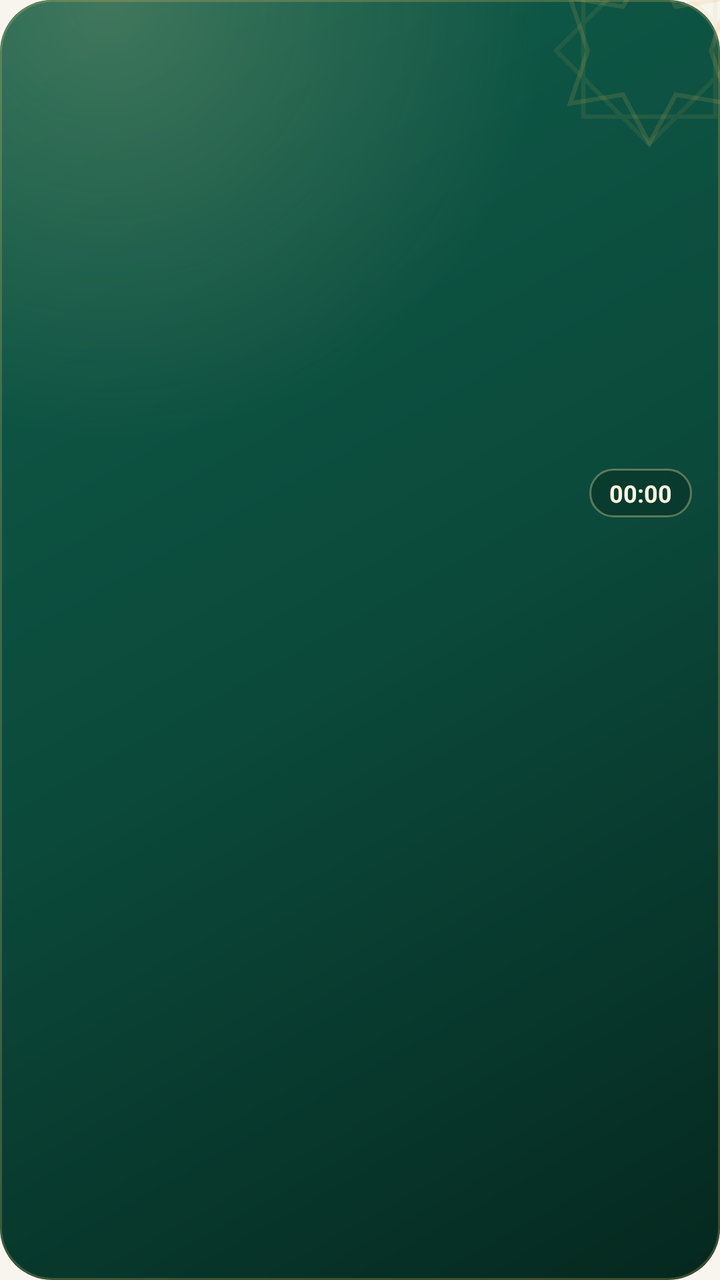
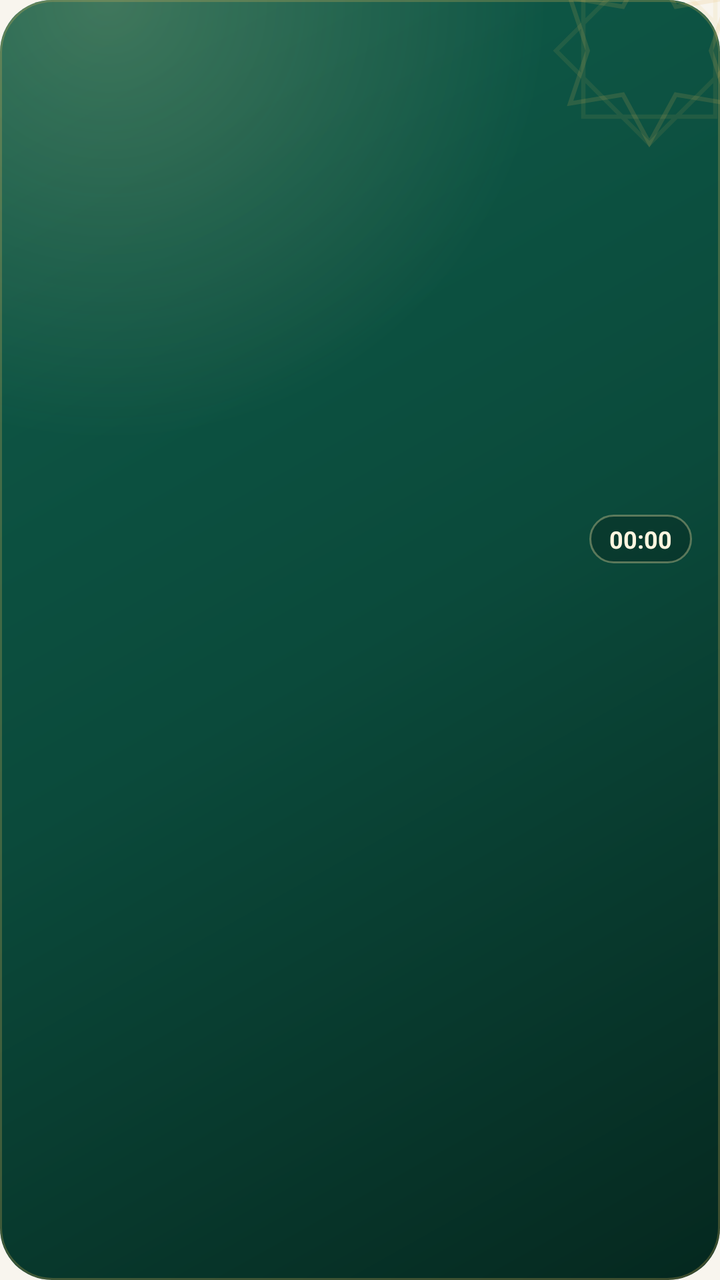

Two renders of the same Android screen: before a commit and after it. Below are the layout's source before the change and the commit's diff.
<!-- AndroidManifest.xml: application theme Theme.ZikrTime -->
<!-- res/layout/widget_today.xml -->
<?xml version="1.0" encoding="utf-8"?>
<FrameLayout xmlns:android="http://schemas.android.com/apk/res/android"
    android:id="@+id/widget_root"
    android:layout_width="match_parent"
    android:layout_height="match_parent"
    android:background="@drawable/widget_bg">

    <ImageView
        android:id="@+id/w_bg"
        android:layout_width="match_parent"
        android:layout_height="match_parent"
        android:importantForAccessibility="no"
        android:scaleType="fitXY" />

    <ImageView
        android:id="@+id/w_star"
        android:layout_width="110dp"
        android:layout_height="110dp"
        android:layout_gravity="end|top"
        android:layout_marginTop="-30dp"
        android:layout_marginEnd="-20dp"
        android:importantForAccessibility="no"
        android:src="@drawable/widget_star" />

    <LinearLayout
        android:layout_width="match_parent"
        android:layout_height="match_parent"
        android:gravity="center_vertical"
        android:orientation="vertical"
        android:padding="14dp">

        
        <LinearLayout
            android:id="@+id/w_head"
            android:layout_width="match_parent"
            android:layout_height="wrap_content"
            android:gravity="center_vertical"
            android:orientation="horizontal">

            <LinearLayout
                android:layout_width="0dp"
                android:layout_height="wrap_content"
                android:layout_weight="1"
                android:orientation="vertical">

                <TextView
                    android:id="@+id/w_title"
                    android:layout_width="match_parent"
                    android:layout_height="wrap_content"
                    android:ellipsize="end"
                    android:maxLines="1"
                    android:shadowColor="#66000000"
                    android:shadowDy="1"
                    android:shadowRadius="3"
                    android:textColor="#FFF6E0"
                    android:textSize="14sp"
                    android:textStyle="bold" />

                <TextView
                    android:id="@+id/w_subtitle"
                    android:layout_width="match_parent"
                    android:layout_height="wrap_content"
                    android:ellipsize="end"
                    android:maxLines="1"
                    android:textColor="#CCFFF6E0"
                    android:textSize="11sp" />
            </LinearLayout>

            <Chronometer
                android:id="@+id/w_countdown"
                android:layout_width="wrap_content"
                android:layout_height="wrap_content"
                android:background="@drawable/widget_chip"
                android:countDown="true"
                android:maxLines="1"
                android:paddingHorizontal="10dp"
                android:paddingVertical="4dp"
                android:textColor="#FFF6E0"
                android:textSize="12sp"
                android:textStyle="bold" />
        </LinearLayout>

        
        <ImageView
            android:id="@+id/w_arc"
            android:layout_width="match_parent"
            android:layout_height="58dp"
            android:layout_marginTop="2dp"
            android:importantForAccessibility="no"
            android:scaleType="fitXY" />

        <LinearLayout
            android:layout_width="match_parent"
            android:layout_height="wrap_content"
            android:orientation="horizontal">

        <LinearLayout
            android:id="@+id/w_col0"
            android:layout_width="0dp"
            android:layout_height="wrap_content"
            android:layout_weight="1"
            android:layout_marginHorizontal="2dp"
            android:gravity="center_horizontal"
            android:orientation="vertical"
            android:paddingVertical="6dp">

            <ImageView
                android:id="@+id/w_icon0"
                android:layout_width="18dp"
                android:layout_height="18dp"
                android:importantForAccessibility="no"
                android:tint="#E2B659" />

            <TextView
                android:id="@+id/w_name0"
                android:layout_width="wrap_content"
                android:layout_height="wrap_content"
                android:layout_marginTop="4dp"
                android:maxLines="1"
                android:ellipsize="end"
                android:textColor="#CCFFF6E0"
                android:textSize="11sp" />

            <TextView
                android:id="@+id/w_time0"
                android:layout_width="wrap_content"
                android:layout_height="wrap_content"
                android:maxLines="1"
                android:textColor="#FFF6E0"
                android:textSize="15sp"
                android:textStyle="bold" />

            <TextView
                android:id="@+id/w_mark0"
                android:layout_width="wrap_content"
                android:layout_height="wrap_content"
                android:maxLines="1"
                android:textColor="#FFE7A8"
                android:textSize="13sp"
                android:textStyle="bold" />
        </LinearLayout>
        <LinearLayout
            android:id="@+id/w_col1"
            android:layout_width="0dp"
            android:layout_height="wrap_content"
            android:layout_weight="1"
            android:layout_marginHorizontal="2dp"
            android:gravity="center_horizontal"
            android:orientation="vertical"
            android:paddingVertical="6dp">

            <ImageView
                android:id="@+id/w_icon1"
                android:layout_width="18dp"
                android:layout_height="18dp"
                android:importantForAccessibility="no"
                android:tint="#E2B659" />

            <TextView
                android:id="@+id/w_name1"
                android:layout_width="wrap_content"
                android:layout_height="wrap_content"
                android:layout_marginTop="4dp"
                android:maxLines="1"
                android:ellipsize="end"
                android:textColor="#CCFFF6E0"
                android:textSize="11sp" />

            <TextView
                android:id="@+id/w_time1"
                android:layout_width="wrap_content"
                android:layout_height="wrap_content"
                android:maxLines="1"
                android:textColor="#FFF6E0"
                android:textSize="15sp"
                android:textStyle="bold" />

            <TextView
                android:id="@+id/w_mark1"
                android:layout_width="wrap_content"
                android:layout_height="wrap_content"
                android:maxLines="1"
                android:textColor="#FFE7A8"
                android:textSize="13sp"
                android:textStyle="bold" />
        </LinearLayout>
        <LinearLayout
            android:id="@+id/w_col2"
            android:layout_width="0dp"
            android:layout_height="wrap_content"
            android:layout_weight="1"
            android:layout_marginHorizontal="2dp"
            android:gravity="center_horizontal"
            android:orientation="vertical"
            android:paddingVertical="6dp">

            <ImageView
                android:id="@+id/w_icon2"
                android:layout_width="18dp"
                android:layout_height="18dp"
                android:importantForAccessibility="no"
                android:tint="#E2B659" />

            <TextView
                android:id="@+id/w_name2"
                android:layout_width="wrap_content"
                android:layout_height="wrap_content"
                android:layout_marginTop="4dp"
                android:maxLines="1"
                android:ellipsize="end"
                android:textColor="#CCFFF6E0"
                android:textSize="11sp" />

            <TextView
                android:id="@+id/w_time2"
                android:layout_width="wrap_content"
                android:layout_height="wrap_content"
                android:maxLines="1"
                android:textColor="#FFF6E0"
                android:textSize="15sp"
                android:textStyle="bold" />

            <TextView
                android:id="@+id/w_mark2"
                android:layout_width="wrap_content"
                android:layout_height="wrap_content"
                android:maxLines="1"
                android:textColor="#FFE7A8"
                android:textSize="13sp"
                android:textStyle="bold" />
        </LinearLayout>
        <LinearLayout
            android:id="@+id/w_col3"
            android:layout_width="0dp"
            android:layout_height="wrap_content"
            android:layout_weight="1"
            android:layout_marginHorizontal="2dp"
            android:gravity="center_horizontal"
            android:orientation="vertical"
            android:paddingVertical="6dp">

            <ImageView
                android:id="@+id/w_icon3"
                android:layout_width="18dp"
                android:layout_height="18dp"
                android:importantForAccessibility="no"
                android:tint="#E2B659" />

            <TextView
                android:id="@+id/w_name3"
                android:layout_width="wrap_content"
                android:layout_height="wrap_content"
                android:layout_marginTop="4dp"
                android:maxLines="1"
                android:ellipsize="end"
                android:textColor="#CCFFF6E0"
                android:textSize="11sp" />

            <TextView
                android:id="@+id/w_time3"
                android:layout_width="wrap_content"
                android:layout_height="wrap_content"
                android:maxLines="1"
                android:textColor="#FFF6E0"
                android:textSize="15sp"
                android:textStyle="bold" />

            <TextView
                android:id="@+id/w_mark3"
                android:layout_width="wrap_content"
                android:layout_height="wrap_content"
                android:maxLines="1"
                android:textColor="#FFE7A8"
                android:textSize="13sp"
                android:textStyle="bold" />
        </LinearLayout>
        <LinearLayout
            android:id="@+id/w_col4"
            android:layout_width="0dp"
            android:layout_height="wrap_content"
            android:layout_weight="1"
            android:layout_marginHorizontal="2dp"
            android:gravity="center_horizontal"
            android:orientation="vertical"
            android:paddingVertical="6dp">

            <ImageView
                android:id="@+id/w_icon4"
                android:layout_width="18dp"
                android:layout_height="18dp"
                android:importantForAccessibility="no"
                android:tint="#E2B659" />

            <TextView
                android:id="@+id/w_name4"
                android:layout_width="wrap_content"
                android:layout_height="wrap_content"
                android:layout_marginTop="4dp"
                android:maxLines="1"
                android:ellipsize="end"
                android:textColor="#CCFFF6E0"
                android:textSize="11sp" />

            <TextView
                android:id="@+id/w_time4"
                android:layout_width="wrap_content"
                android:layout_height="wrap_content"
                android:maxLines="1"
                android:textColor="#FFF6E0"
                android:textSize="15sp"
                android:textStyle="bold" />

            <TextView
                android:id="@+id/w_mark4"
                android:layout_width="wrap_content"
                android:layout_height="wrap_content"
                android:maxLines="1"
                android:textColor="#FFE7A8"
                android:textSize="13sp"
                android:textStyle="bold" />
        </LinearLayout>
        <LinearLayout
            android:id="@+id/w_col5"
            android:layout_width="0dp"
            android:layout_height="wrap_content"
            android:layout_weight="1"
            android:layout_marginHorizontal="2dp"
            android:gravity="center_horizontal"
            android:orientation="vertical"
            android:paddingVertical="6dp">

            <ImageView
                android:id="@+id/w_icon5"
                android:layout_width="18dp"
                android:layout_height="18dp"
                android:importantForAccessibility="no"
                android:tint="#E2B659" />

            <TextView
                android:id="@+id/w_name5"
                android:layout_width="wrap_content"
                android:layout_height="wrap_content"
                android:layout_marginTop="4dp"
                android:maxLines="1"
                android:ellipsize="end"
                android:textColor="#CCFFF6E0"
                android:textSize="11sp" />

            <TextView
                android:id="@+id/w_time5"
                android:layout_width="wrap_content"
                android:layout_height="wrap_content"
                android:maxLines="1"
                android:textColor="#FFF6E0"
                android:textSize="15sp"
                android:textStyle="bold" />

            <TextView
                android:id="@+id/w_mark5"
                android:layout_width="wrap_content"
                android:layout_height="wrap_content"
                android:maxLines="1"
                android:textColor="#FFE7A8"
                android:textSize="13sp"
                android:textStyle="bold" />
        </LinearLayout>
        </LinearLayout>



    </LinearLayout>
</FrameLayout>
<!-- resources referenced by this layout -->
<resources>
  <!-- drawable widget_bg (drawable) -->
  <?xml version="1.0" encoding="utf-8"?>
  <layer-list xmlns:android="http://schemas.android.com/apk/res/android">
      <item>
          <shape android:shape="rectangle">
              <gradient android:angle="315" android:startColor="#0F5C4A" android:centerColor="#0B4A3B" android:endColor="#05281F" android:type="linear" />
              <corners android:radius="26dp" />
          </shape>
      </item>
      <item>
          <shape android:shape="rectangle">
              <gradient android:type="radial" android:gradientRadius="220dp" android:centerX="0.15" android:centerY="0.0"
                  android:startColor="#33FFE7A8" android:endColor="#00FFE7A8" />
              <corners android:radius="26dp" />
          </shape>
      </item>
      <item>
          <shape android:shape="rectangle">
              <stroke android:width="1dp" android:color="#40E2B659" />
              <corners android:radius="26dp" />
          </shape>
      </item>
  </layer-list>
  <!-- drawable widget_chip (drawable) -->
  <?xml version="1.0" encoding="utf-8"?>
  <shape xmlns:android="http://schemas.android.com/apk/res/android" android:shape="rectangle">
      <solid android:color="#33000000" />
      <stroke android:width="1dp" android:color="#55FFE7A8" />
      <corners android:radius="12dp" />
  </shape>
  <!-- drawable widget_star (drawable) -->
  <?xml version="1.0" encoding="utf-8"?>
  <vector xmlns:android="http://schemas.android.com/apk/res/android"
      android:width="120dp" android:height="120dp" android:viewportWidth="100" android:viewportHeight="100">
      <path android:strokeColor="#26E2B659" android:strokeWidth="2" android:fillColor="#00000000"
          android:pathData="M50,8 L62,30 L86,26 L78,50 L86,74 L62,70 L50,92 L38,70 L14,74 L22,50 L14,26 L38,30 Z" />
      <path android:strokeColor="#1AE2B659" android:strokeWidth="2" android:fillColor="#00000000"
          android:pathData="M20,20 L80,20 L80,80 L20,80 Z M50,7.6 L92.4,50 L50,92.4 L7.6,50 Z" />
  </vector>
  <style name="Theme.ZikrTime" parent="android:Theme.Material.Light.NoActionBar">
          <item name="android:windowBackground">@color/window_light</item>
      </style>
  <color name="window_light">#F8F5EE</color>
</resources>

<!-- the commit's change to res/layout/widget_today.xml (unified diff, before → after) -->
@@ -27,7 +27,8 @@
         android:layout_height="match_parent"
         android:gravity="center_vertical"
         android:orientation="vertical"
-        android:padding="14dp">
+        android:paddingHorizontal="14dp"
+        android:paddingVertical="10dp">
 
         
         <LinearLayout
@@ -84,8 +85,8 @@
         <ImageView
             android:id="@+id/w_arc"
             android:layout_width="match_parent"
-            android:layout_height="58dp"
-            android:layout_marginTop="2dp"
+            android:layout_height="40dp"
+            android:layout_marginTop="0dp"
             android:importantForAccessibility="no"
             android:scaleType="fitXY" />
 
@@ -102,7 +103,7 @@
             android:layout_marginHorizontal="2dp"
             android:gravity="center_horizontal"
             android:orientation="vertical"
-            android:paddingVertical="6dp">
+            android:paddingVertical="3dp">
 
             <ImageView
                 android:id="@+id/w_icon0"
@@ -115,7 +116,7 @@
                 android:id="@+id/w_name0"
                 android:layout_width="wrap_content"
                 android:layout_height="wrap_content"
-                android:layout_marginTop="4dp"
+                android:layout_marginTop="2dp"
                 android:maxLines="1"
                 android:ellipsize="end"
                 android:textColor="#CCFFF6E0"
@@ -129,15 +130,6 @@
                 android:textColor="#FFF6E0"
                 android:textSize="15sp"
                 android:textStyle="bold" />
-
-            <TextView
-                android:id="@+id/w_mark0"
-                android:layout_width="wrap_content"
-                android:layout_height="wrap_content"
-                android:maxLines="1"
-                android:textColor="#FFE7A8"
-                android:textSize="13sp"
-                android:textStyle="bold" />
         </LinearLayout>
         <LinearLayout
             android:id="@+id/w_col1"
@@ -147,7 +139,7 @@
             android:layout_marginHorizontal="2dp"
             android:gravity="center_horizontal"
             android:orientation="vertical"
-            android:paddingVertical="6dp">
+            android:paddingVertical="3dp">
 
             <ImageView
                 android:id="@+id/w_icon1"
@@ -160,7 +152,7 @@
                 android:id="@+id/w_name1"
                 android:layout_width="wrap_content"
                 android:layout_height="wrap_content"
-                android:layout_marginTop="4dp"
+                android:layout_marginTop="2dp"
                 android:maxLines="1"
                 android:ellipsize="end"
                 android:textColor="#CCFFF6E0"
@@ -174,15 +166,6 @@
                 android:textColor="#FFF6E0"
                 android:textSize="15sp"
                 android:textStyle="bold" />
-
-            <TextView
-                android:id="@+id/w_mark1"
-                android:layout_width="wrap_content"
-                android:layout_height="wrap_content"
-                android:maxLines="1"
-                android:textColor="#FFE7A8"
-                android:textSize="13sp"
-                android:textStyle="bold" />
         </LinearLayout>
         <LinearLayout
             android:id="@+id/w_col2"
@@ -192,7 +175,7 @@
             android:layout_marginHorizontal="2dp"
             android:gravity="center_horizontal"
             android:orientation="vertical"
-            android:paddingVertical="6dp">
+            android:paddingVertical="3dp">
 
             <ImageView
                 android:id="@+id/w_icon2"
@@ -205,7 +188,7 @@
                 android:id="@+id/w_name2"
                 android:layout_width="wrap_content"
                 android:layout_height="wrap_content"
-                android:layout_marginTop="4dp"
+                android:layout_marginTop="2dp"
                 android:maxLines="1"
                 android:ellipsize="end"
                 android:textColor="#CCFFF6E0"
@@ -219,15 +202,6 @@
                 android:textColor="#FFF6E0"
                 android:textSize="15sp"
                 android:textStyle="bold" />
-
-            <TextView
-                android:id="@+id/w_mark2"
-                android:layout_width="wrap_content"
-                android:layout_height="wrap_content"
-                android:maxLines="1"
-                android:textColor="#FFE7A8"
-                android:textSize="13sp"
-                android:textStyle="bold" />
         </LinearLayout>
         <LinearLayout
             android:id="@+id/w_col3"
@@ -237,7 +211,7 @@
             android:layout_marginHorizontal="2dp"
             android:gravity="center_horizontal"
             android:orientation="vertical"
-            android:paddingVertical="6dp">
+            android:paddingVertical="3dp">
 
             <ImageView
                 android:id="@+id/w_icon3"
@@ -250,7 +224,7 @@
                 android:id="@+id/w_name3"
                 android:layout_width="wrap_content"
                 android:layout_height="wrap_content"
-                android:layout_marginTop="4dp"
+                android:layout_marginTop="2dp"
                 android:maxLines="1"
                 android:ellipsize="end"
                 android:textColor="#CCFFF6E0"
@@ -264,15 +238,6 @@
                 android:textColor="#FFF6E0"
                 android:textSize="15sp"
                 android:textStyle="bold" />
-
-            <TextView
-                android:id="@+id/w_mark3"
-                android:layout_width="wrap_content"
-                android:layout_height="wrap_content"
-                android:maxLines="1"
-                android:textColor="#FFE7A8"
-                android:textSize="13sp"
-                android:textStyle="bold" />
         </LinearLayout>
         <LinearLayout
             android:id="@+id/w_col4"
@@ -282,7 +247,7 @@
             android:layout_marginHorizontal="2dp"
             android:gravity="center_horizontal"
             android:orientation="vertical"
-            android:paddingVertical="6dp">
+            android:paddingVertical="3dp">
 
             <ImageView
                 android:id="@+id/w_icon4"
@@ -295,7 +260,7 @@
                 android:id="@+id/w_name4"
                 android:layout_width="wrap_content"
                 android:layout_height="wrap_content"
-                android:layout_marginTop="4dp"
+                android:layout_marginTop="2dp"
                 android:maxLines="1"
                 android:ellipsize="end"
                 android:textColor="#CCFFF6E0"
@@ -309,15 +274,6 @@
                 android:textColor="#FFF6E0"
                 android:textSize="15sp"
                 android:textStyle="bold" />
-
-            <TextView
-                android:id="@+id/w_mark4"
-                android:layout_width="wrap_content"
-                android:layout_height="wrap_content"
-                android:maxLines="1"
-                android:textColor="#FFE7A8"
-                android:textSize="13sp"
-                android:textStyle="bold" />
         </LinearLayout>
         <LinearLayout
             android:id="@+id/w_col5"
@@ -327,7 +283,7 @@
             android:layout_marginHorizontal="2dp"
             android:gravity="center_horizontal"
             android:orientation="vertical"
-            android:paddingVertical="6dp">
+            android:paddingVertical="3dp">
 
             <ImageView
                 android:id="@+id/w_icon5"
@@ -340,7 +296,7 @@
                 android:id="@+id/w_name5"
                 android:layout_width="wrap_content"
                 android:layout_height="wrap_content"
-                android:layout_marginTop="4dp"
+                android:layout_marginTop="2dp"
                 android:maxLines="1"
                 android:ellipsize="end"
                 android:textColor="#CCFFF6E0"
@@ -353,15 +309,6 @@
                 android:maxLines="1"
                 android:textColor="#FFF6E0"
                 android:textSize="15sp"
-                android:textStyle="bold" />
-
-            <TextView
-                android:id="@+id/w_mark5"
-                android:layout_width="wrap_content"
-                android:layout_height="wrap_content"
-                android:maxLines="1"
-                android:textColor="#FFE7A8"
-                android:textSize="13sp"
                 android:textStyle="bold" />
         </LinearLayout>
         </LinearLayout>
